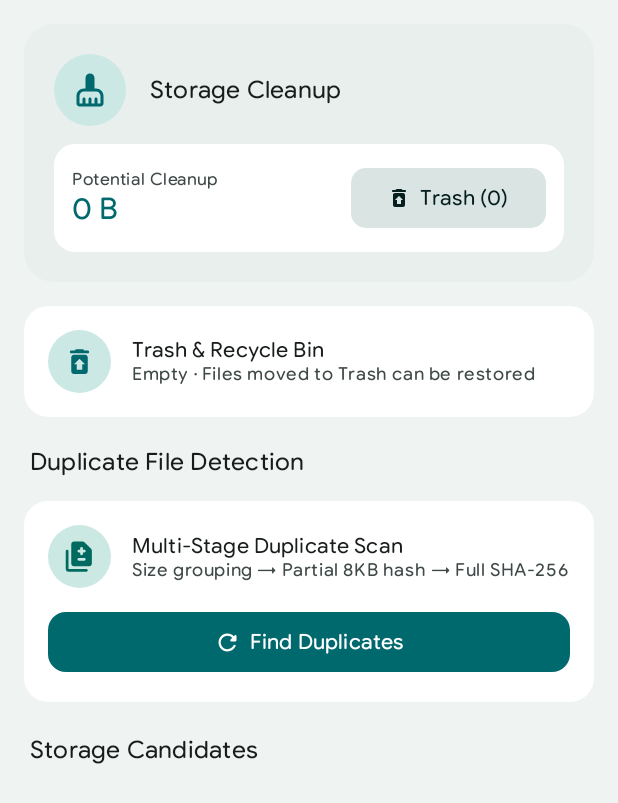
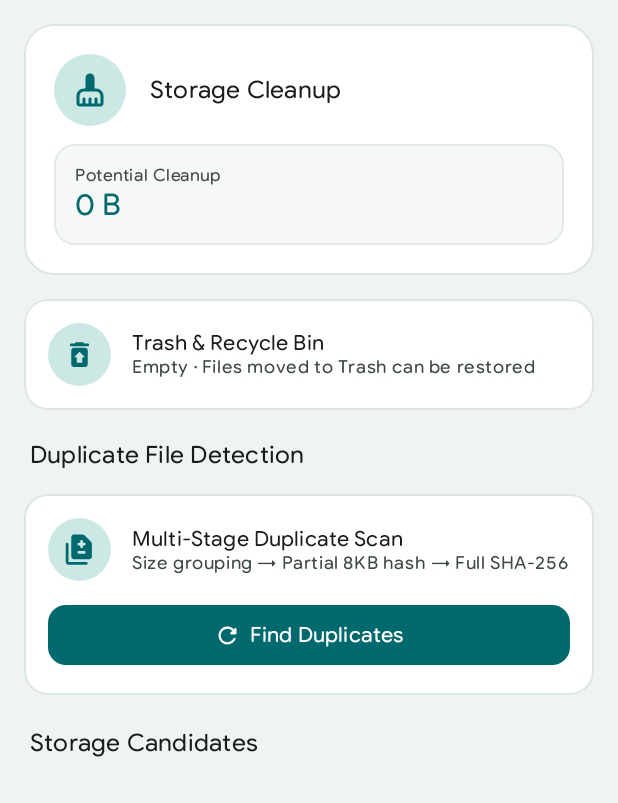
Before and after one commit to tanvirr007/quarry-app, an Android app built with Jetpack Compose: the composable CleanupScreen shown on its own in the app's theme, on a phone screen of 412 x 824 dp. Shown: the top 803 px of the screen. Run offline under Robolectric (Android 15) with nearby library versions, the light colour scheme and no system bars; our stand-ins replace Room's generated code.

Commit message:
fix: cleanup screen trash and icon contrast
- Remove redundant inline Trash button from top hero cleanup card.
- Retain dedicated Trash & Recycle Bin navigation card below.
- Upgrade duplicate scan icon container to high-contrast primary tint.
- Add visible borders and surface color to cleanup and trash cards.

----------------------------------------
TEST:
- Open Cleanup screen and confirm single dedicated Trash card.
- Verify duplicate scan icon badge contrast and clarity.
- Check Trash management dialog cards and item selection.
----------------------------------------

Signed-off-by: tanvirr007 <43490582+tanvirr007@users.noreply.github.com>

```diff
--- a/app/src/main/java/app/quarry/tanvir/info/ui/cleanup/CleanupScreen.kt
+++ b/app/src/main/java/app/quarry/tanvir/info/ui/cleanup/CleanupScreen.kt
@@ -5,6 +5,7 @@ import androidx.activity.compose.BackHandler
 import androidx.compose.animation.AnimatedVisibility
 import androidx.compose.animation.fadeIn
 import androidx.compose.animation.fadeOut
+import androidx.compose.foundation.BorderStroke
 import androidx.compose.foundation.background
 import androidx.compose.foundation.clickable
 import androidx.compose.foundation.layout.Arrangement
@@ -114,8 +115,9 @@ fun CleanupScreen(
             modifier = Modifier.fillMaxWidth(),
             shape = RoundedCornerShape(20.dp),
             colors = CardDefaults.cardColors(
-                containerColor = MaterialTheme.colorScheme.surfaceVariant.copy(alpha = 0.5f)
-            )
+                containerColor = MaterialTheme.colorScheme.surface
+            ),
+            border = BorderStroke(1.dp, MaterialTheme.colorScheme.outlineVariant.copy(alpha = 0.7f))
         ) {
             Column(
                 modifier = Modifier
@@ -155,13 +157,14 @@ fun CleanupScreen(
                     modifier = Modifier.fillMaxWidth(),
                     shape = RoundedCornerShape(14.dp),
                     colors = CardDefaults.cardColors(
-                        containerColor = MaterialTheme.colorScheme.surface
-                    )
+                        containerColor = MaterialTheme.colorScheme.surfaceVariant.copy(alpha = 0.35f)
+                    ),
+                    border = BorderStroke(1.dp, MaterialTheme.colorScheme.outlineVariant.copy(alpha = 0.5f))
                 ) {
                     Row(
                         modifier = Modifier
                             .fillMaxWidth()
-                            .padding(12.dp),
+                            .padding(14.dp),
                         verticalAlignment = Alignment.CenterVertically,
                         horizontalArrangement = Arrangement.SpaceBetween
                     ) {
@@ -178,19 +181,6 @@ fun CleanupScreen(
                                 color = MaterialTheme.colorScheme.primary
                             )
                         }
-
-                        FilledTonalButton(
-                            onClick = { viewModel.openTrashDialog() },
-                            shape = RoundedCornerShape(10.dp)
-                        ) {
-                            Icon(
-                                imageVector = Icons.Rounded.RestoreFromTrash,
-                                contentDescription = null,
-                                modifier = Modifier.size(16.dp)
-                            )
-                            Spacer(modifier = Modifier.width(6.dp))
-                            Text("Trash (${uiState.trashItems.size})")
-                        }
                     }
                 }
             }
@@ -206,7 +196,8 @@ fun CleanupScreen(
             shape = RoundedCornerShape(16.dp),
             colors = CardDefaults.cardColors(
                 containerColor = MaterialTheme.colorScheme.surface
-            )
+            ),
+            border = BorderStroke(1.dp, MaterialTheme.colorScheme.outlineVariant.copy(alpha = 0.7f))
         ) {
             Row(
                 modifier = Modifier
@@ -272,7 +263,8 @@ fun CleanupScreen(
             shape = RoundedCornerShape(16.dp),
             colors = CardDefaults.cardColors(
                 containerColor = MaterialTheme.colorScheme.surface
-            )
+            ),
+            border = BorderStroke(1.dp, MaterialTheme.colorScheme.outlineVariant.copy(alpha = 0.7f))
         ) {
             Column(
                 modifier = Modifier
@@ -289,13 +281,13 @@ fun CleanupScreen(
                         modifier = Modifier
                             .size(42.dp)
                             .clip(CircleShape)
-                            .background(MaterialTheme.colorScheme.tertiaryContainer),
+                            .background(MaterialTheme.colorScheme.primaryContainer),
                         contentAlignment = Alignment.Center
                     ) {
                         Icon(
                             imageVector = Icons.Rounded.Difference,
                             contentDescription = null,
-                            tint = MaterialTheme.colorScheme.tertiary,
+                            tint = MaterialTheme.colorScheme.primary,
                             modifier = Modifier.size(22.dp)
                         )
                     }
@@ -507,7 +499,8 @@ private fun CleanupCategoryCard(
         shape = RoundedCornerShape(16.dp),
         colors = CardDefaults.cardColors(
             containerColor = MaterialTheme.colorScheme.surface
-        )
+        ),
+        border = BorderStroke(1.dp, MaterialTheme.colorScheme.outlineVariant.copy(alpha = 0.7f))
     ) {
         Row(
             modifier = Modifier
```
Also changed, not shown: app/src/main/java/app/quarry/tanvir/info/ui/cleanup/DuplicateGroupView.kt (+5 -2 lines), app/src/main/java/app/quarry/tanvir/info/ui/cleanup/TrashManagementDialog.kt (+21 -6 lines).
